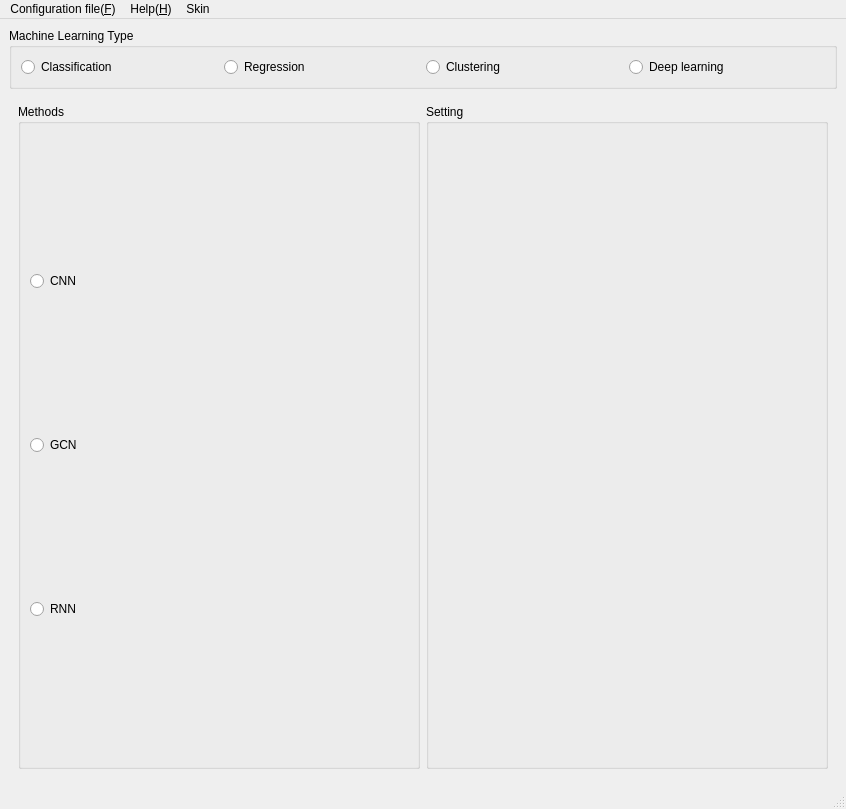
Before: the Qt Designer form GUI/easylearn_machine_learning_gui.ui in easylearn-fmri/easylearn_dev, drawn with Qt 5.
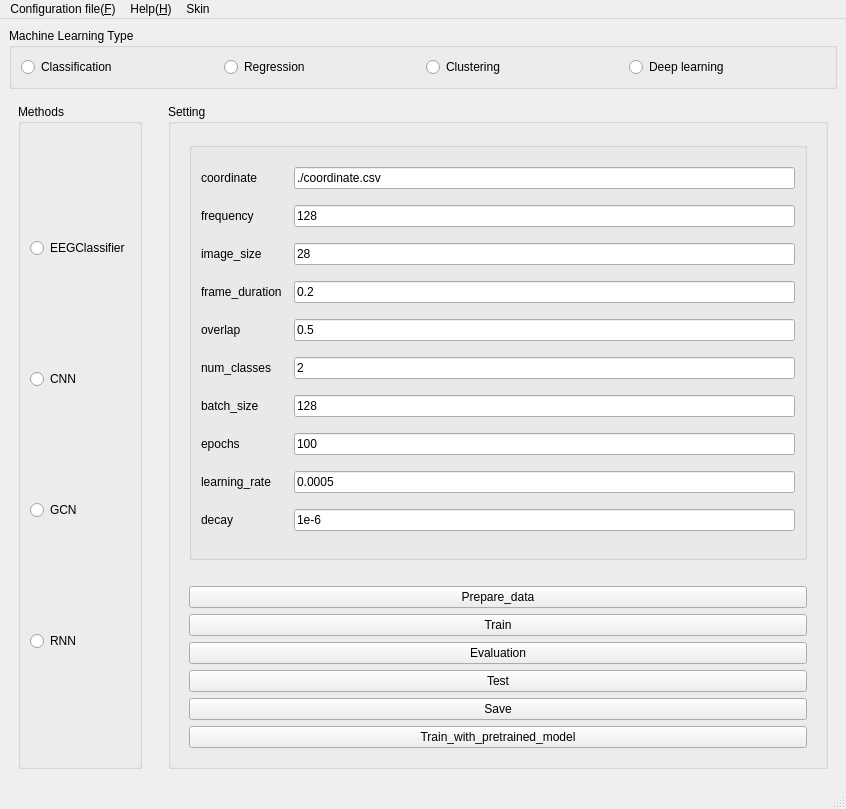
After: the same form once the commit is applied. The open tabs and pages were chosen to show the change.

```diff
--- a/GUI/easylearn_machine_learning_gui.ui
+++ b/GUI/easylearn_machine_learning_gui.ui
@@ -1123,35 +1123,309 @@
            <string>Methods</string>
           </property>
           <layout class="QGridLayout" name="gridLayout_8">
-           <item row="2" column="0">
+           <item row="0" column="0">
+            <widget class="QRadioButton" name="radioButton_EEGClassifier">
+             <property name="text">
+              <string>EEGClassifier</string>
+             </property>
+            </widget>
+           </item>
+           <item row="1" column="0">
+            <widget class="QRadioButton" name="radioButton_CNN">
+             <property name="text">
+              <string>CNN</string>
+             </property>
+            </widget>
+           </item>
+           <item row="3" column="0">
             <widget class="QRadioButton" name="radioButton_RNN">
              <property name="text">
               <string>RNN</string>
              </property>
             </widget>
            </item>
-           <item row="1" column="0">
+           <item row="2" column="0">
             <widget class="QRadioButton" name="radioButton_GCN">
              <property name="text">
               <string>GCN</string>
              </property>
             </widget>
            </item>
-           <item row="0" column="0">
-            <widget class="QRadioButton" name="radioButton_CNN">
-             <property name="text">
-              <string>CNN</string>
-             </property>
-            </widget>
-           </item>
           </layout>
          </widget>
         </item>
         <item row="0" column="1">
-         <widget class="QGroupBox" name="groupBox_8">
+         <spacer name="horizontalSpacer_4">
+          <property name="orientation">
+           <enum>Qt::Horizontal</enum>
+          </property>
+          <property name="sizeType">
+           <enum>QSizePolicy::Fixed</enum>
+          </property>
+          <property name="sizeHint" stdset="0">
+           <size>
+            <width>20</width>
+            <height>20</height>
+           </size>
+          </property>
+         </spacer>
+        </item>
+        <item row="0" column="2">
+         <widget class="QGroupBox" name="groupBox_deeplearning_setting">
           <property name="title">
            <string>Setting</string>
           </property>
+          <layout class="QGridLayout" name="gridLayout_31">
+           <item row="0" column="1">
+            <widget class="QStackedWidget" name="stackedWidget_deeplearning_setting">
+             <property name="currentIndex">
+              <number>1</number>
+             </property>
+             <widget class="QWidget" name="to_eegclf">
+              <layout class="QGridLayout" name="gridLayout_32">
+               <item row="0" column="0">
+                <widget class="QGroupBox" name="groupBox">
+                 <layout class="QGridLayout" name="gridLayout_36">
+                  <item row="2" column="2">
+                   <widget class="QLineEdit" name="lineEdit_eegclf_image_size">
+                    <property name="text">
+                     <string>28</string>
+                    </property>
+                   </widget>
+                  </item>
+                  <item row="6" column="2">
+                   <widget class="QLineEdit" name="lineEdit_eegclf_batch_size">
+                    <property name="text">
+                     <string>128</string>
+                    </property>
+                   </widget>
+                  </item>
+                  <item row="7" column="2">
+                   <widget class="QLineEdit" name="lineEdit_eegclf_epochs">
+                    <property name="text">
+                     <string>100</string>
+                    </property>
+                   </widget>
+                  </item>
+                  <item row="5" column="2">
+                   <widget class="QLineEdit" name="lineEdit_eegclf_num_classes">
+                    <property name="text">
+                     <string>2</string>
+                    </property>
+                   </widget>
+                  </item>
+                  <item row="1" column="0">
+                   <widget class="QLabel" name="label_38">
+                    <property name="text">
+                     <string>frequency</string>
+                    </property>
+                   </widget>
+                  </item>
+                  <item row="9" column="0">
+                   <widget class="QLabel" name="label_46">
+                    <property name="text">
+                     <string>decay</string>
+                    </property>
+                   </widget>
+                  </item>
+                  <item row="0" column="0">
+                   <widget class="QLabel" name="label_15">
+                    <property name="text">
+                     <string>coordinate</string>
+                    </property>
+                   </widget>
+                  </item>
+                  <item row="8" column="0">
+                   <widget class="QLabel" name="label_44">
+                    <property name="text">
+                     <string>learning_rate</string>
+                    </property>
+                   </widget>
+                  </item>
+                  <item row="2" column="0">
+                   <widget class="QLabel" name="label_39">
+                    <property name="text">
+                     <string>image_size</string>
+                    </property>
+                   </widget>
+                  </item>
+                  <item row="4" column="2">
+                   <widget class="QLineEdit" name="lineEdit_eegclf_overlap">
+                    <property name="text">
+                     <string>0.5</string>
+                    </property>
+                   </widget>
+                  </item>
+                  <item row="6" column="0">
+                   <widget class="QLabel" name="label_45">
+                    <property name="text">
+                     <string>batch_size</string>
+                    </property>
+                   </widget>
+                  </item>
+                  <item row="0" column="2">
+                   <widget class="QLineEdit" name="lineEdit_eegclf_coordinate">
+                    <property name="text">
+                     <string>./coordinate.csv</string>
+                    </property>
+                   </widget>
+                  </item>
+                  <item row="4" column="0">
+                   <widget class="QLabel" name="label_40">
+                    <property name="text">
+                     <string>overlap</string>
+                    </property>
+                   </widget>
+                  </item>
+                  <item row="3" column="2">
+                   <widget class="QLineEdit" name="lineEdit_eegclf_frame_duration">
+                    <property name="text">
+                     <string>0.2</string>
+                    </property>
+                   </widget>
+                  </item>
+                  <item row="7" column="0" colspan="2">
+                   <widget class="QLabel" name="label_43">
+                    <property name="text">
+                     <string>epochs</string>
+                    </property>
+                   </widget>
+                  </item>
+                  <item row="5" column="0">
+                   <widget class="QLabel" name="label_41">
+                    <property name="text">
+                     <string>num_classes</string>
+                    </property>
+                   </widget>
+                  </item>
+                  <item row="1" column="2">
+                   <widget class="QLineEdit" name="lineEdit_eegclf_frequency">
+                    <property name="text">
+                     <string>128</string>
+                    </property>
+                   </widget>
+                  </item>
+                  <item row="8" column="2">
+                   <widget class="QLineEdit" name="lineEdit_eegclf_learning_rate">
+                    <property name="text">
+                     <string>0.0005</string>
+                    </property>
+                   </widget>
+                  </item>
+                  <item row="3" column="0">
+                   <widget class="QLabel" name="label_42">
+                    <property name="text">
+                     <string>frame_duration</string>
+                    </property>
+                   </widget>
+                  </item>
+                  <item row="9" column="2">
+                   <widget class="QLineEdit" name="lineEdit_eegclf_decay">
+                    <property name="text">
+                     <string>1e-6</string>
+                    </property>
+                   </widget>
+                  </item>
+                 </layout>
+                </widget>
+               </item>
+               <item row="11" column="0">
+                <widget class="QPushButton" name="eegclf_train_with_pretrained_model">
+                 <property name="text">
+                  <string>Train_with_pretrained_model</string>
+                 </property>
+                </widget>
+               </item>
+               <item row="9" column="0">
+                <widget class="QPushButton" name="eegclf_test">
+                 <property name="text">
+                  <string>Test</string>
+                 </property>
+                </widget>
+               </item>
+               <item row="1" column="0">
+                <spacer name="verticalSpacer">
+                 <property name="orientation">
+                  <enum>Qt::Vertical</enum>
+                 </property>
+                 <property name="sizeType">
+                  <enum>QSizePolicy::Fixed</enum>
+                 </property>
+                 <property name="sizeHint" stdset="0">
+                  <size>
+                   <width>20</width>
+                   <height>20</height>
+                  </size>
+                 </property>
+                </spacer>
+               </item>
+               <item row="2" column="0">
+                <widget class="QPushButton" name="pushButton_eegclf_prepare_data">
+                 <property name="text">
+                  <string>Prepare_data</string>
+                 </property>
+                </widget>
+               </item>
+               <item row="4" column="0">
+                <widget class="QPushButton" name="eegclf_train">
+                 <property name="text">
+                  <string>Train</string>
+                 </property>
+                </widget>
+               </item>
+               <item row="5" column="0">
+                <widget class="QPushButton" name="pushButton_eegclf_eval">
+                 <property name="text">
+                  <string>Evaluation</string>
+                 </property>
+                </widget>
+               </item>
+               <item row="10" column="0">
+                <widget class="QPushButton" name="pushButton_eegclf_save">
+                 <property name="text">
+                  <string>Save</string>
+                 </property>
+                </widget>
+               </item>
+              </layout>
+             </widget>
+             <widget class="QWidget" name="page"/>
+             <widget class="QWidget" name="to_CNN">
+              <layout class="QGridLayout" name="gridLayout_33">
+               <item row="0" column="0">
+                <widget class="QPushButton" name="pushButton">
+                 <property name="text">
+                  <string>PushButton</string>
+                 </property>
+                </widget>
+               </item>
+              </layout>
+             </widget>
+             <widget class="QWidget" name="to_GCN">
+              <layout class="QGridLayout" name="gridLayout_34">
+               <item row="0" column="0">
+                <widget class="QPushButton" name="pushButton_2">
+                 <property name="text">
+                  <string>PushButton</string>
+                 </property>
+                </widget>
+               </item>
+              </layout>
+             </widget>
+             <widget class="QWidget" name="to_RNN">
+              <layout class="QGridLayout" name="gridLayout_35">
+               <item row="0" column="0">
+                <widget class="QPushButton" name="pushButton_3">
+                 <property name="text">
+                  <string>PushButton</string>
+                 </property>
+                </widget>
+               </item>
+              </layout>
+             </widget>
+            </widget>
+           </item>
+          </layout>
          </widget>
         </item>
        </layout>
```
Left out of the diff: 6 changed lines with no effect on the pictures.
